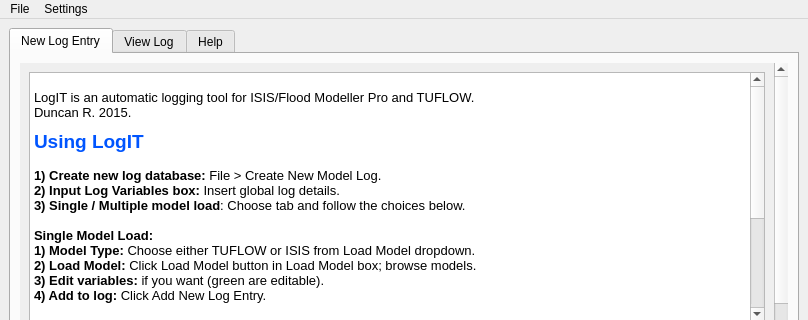
Qt form src/logit/LogIT_UI.ui (ErmeviewEnvironmentalLtd/LogIT) before a commit; both pictures show x 0 to 808 and y 0 to 320 of the 808 by 656 pixel window.
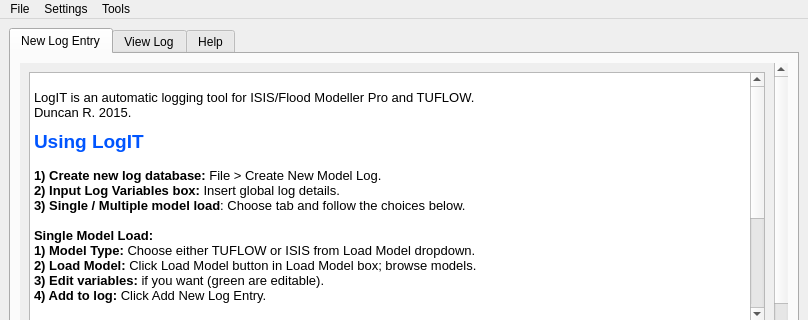
The same form after that commit. Icons and pictures are not drawn.

Commit message:
Updated iefresolver output summary to rich text and moved menu item.
The output summary for unfound files now uses Rich Text format to make
it a bit more readable for the user.

The menu item for the ief resolver has been moved from the Settings >
Tools menuu to a new Tools menu. It didn't seem to make sense to have
it under settings.

```diff
--- a/src/logit/LogIT_UI.ui
+++ b/src/logit/LogIT_UI.ui
@@ -3168,8 +3168,15 @@
     <addaction name="separator"/>
     <addaction name="actionCheckForUpdates"/>
    </widget>
+   <widget class="QMenu" name="menuTools_2">
+    <property name="title">
+     <string>Tools</string>
+    </property>
+    <addaction name="actionResolveIefFiles"/>
+   </widget>
    <addaction name="menuFile"/>
    <addaction name="menuSettings"/>
+   <addaction name="menuTools_2"/>
   </widget>
   <widget class="QStatusBar" name="statusbar">
    <property name="font">
```
Left out of the diff: 10 changed lines with no effect on the pictures. The commit also changes 4 other files.
